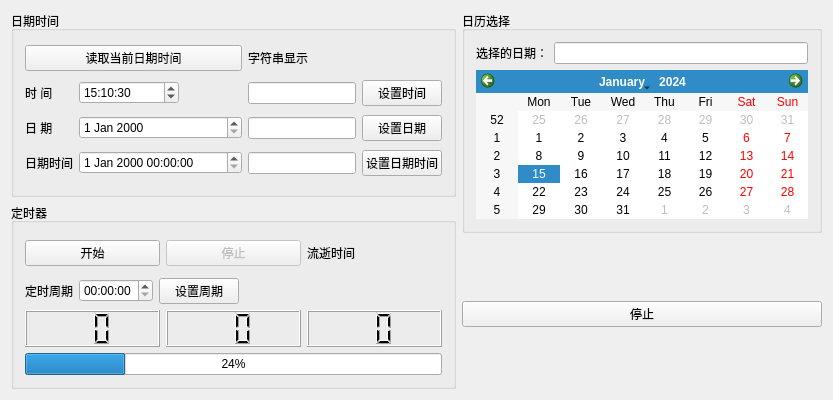
Qt form qt/Sample_4_5/Sample_4_5/Sample_4_5.ui (joygears/Folder_online) before a commit.
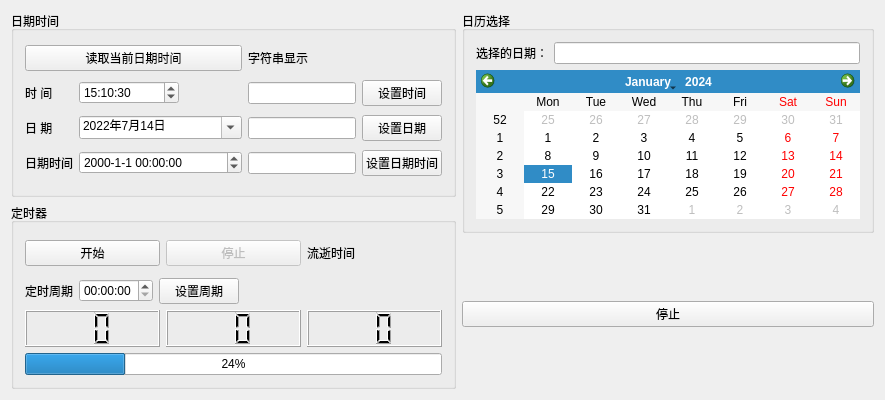
The same form after that commit.

```diff
--- a/qt/Sample_4_5/Sample_4_5/Sample_4_5.ui
+++ b/qt/Sample_4_5/Sample_4_5/Sample_4_5.ui
@@ -6,7 +6,7 @@
    <rect>
     <x>0</x>
     <y>0</y>
-    <width>833</width>
+    <width>885</width>
     <height>400</height>
    </rect>
   </property>
@@ -47,7 +47,33 @@
          </widget>
         </item>
         <item row="2" column="1" colspan="2">
-         <widget class="QDateEdit" name="dateEdit"/>
+         <widget class="QDateEdit" name="dateEdit">
+          <property name="wrapping">
+           <bool>false</bool>
+          </property>
+          <property name="frame">
+           <bool>true</bool>
+          </property>
+          <property name="correctionMode">
+           <enum>QAbstractSpinBox::CorrectToPreviousValue</enum>
+          </property>
+          <property name="displayFormat">
+           <string>yyyy年M月d日</string>
+          </property>
+          <property name="calendarPopup">
+           <bool>true</bool>
+          </property>
+          <property name="timeSpec">
+           <enum>Qt::LocalTime</enum>
+          </property>
+          <property name="date">
+           <date>
+            <year>2022</year>
+            <month>7</month>
+            <day>14</day>
+           </date>
+          </property>
+         </widget>
         </item>
         <item row="0" column="3">
          <widget class="QLabel" name="label">
@@ -57,7 +83,11 @@
          </widget>
         </item>
         <item row="3" column="1" colspan="2">
-         <widget class="QDateTimeEdit" name="dateTimeEdit"/>
+         <widget class="QDateTimeEdit" name="dateTimeEdit">
+          <property name="displayFormat">
+           <string>yyyy-M-d HH:mm:ss</string>
+          </property>
+         </widget>
         </item>
         <item row="3" column="4">
          <widget class="QPushButton" name="pushButton_4">
```
Left out of the diff: 12 changed lines with no effect on the pictures.
